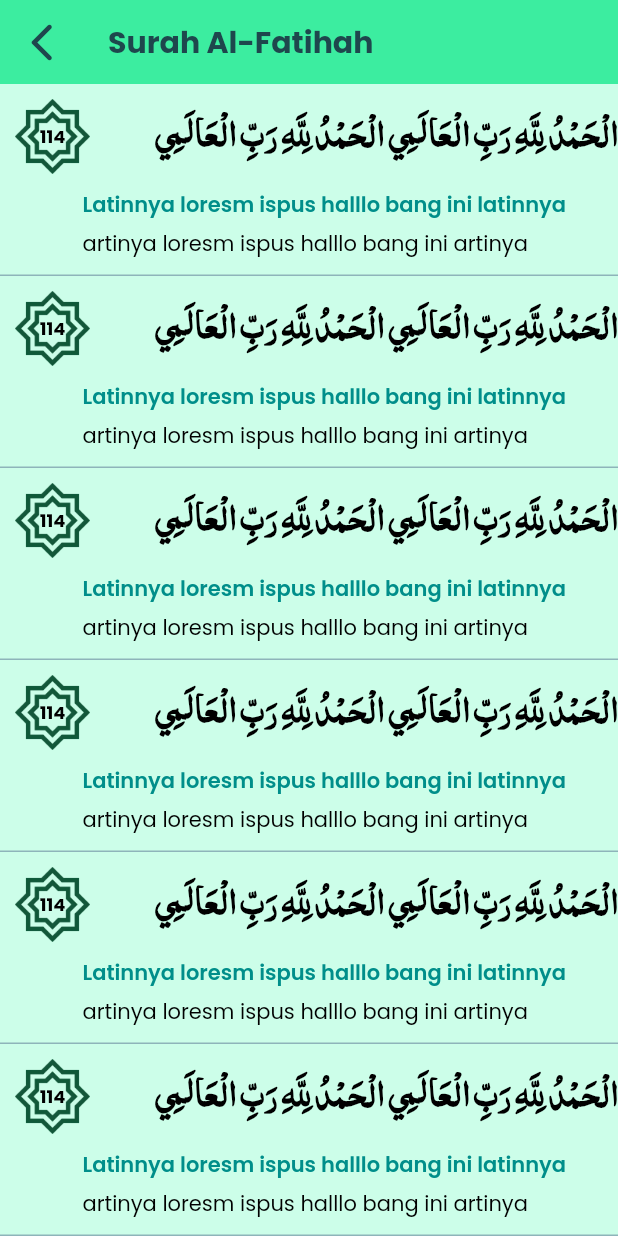
After one commit to zakoraa/AlQuran-App, a Flutter app: the SurahDetailView screen opened directly, on a phone screen of 412 x 824 dp. The commit adds this screen. Run offline on Flutter 3.47's test engine with Material 2 defaults, Android fonts, the phone set to English and light mode, and no system bars; our stand-ins replace get, lottie; network calls fail.

Commit message:
add surah detail page

```diff
--- a/lib/theme/color.dart
+++ b/lib/theme/color.dart
@@ -6,5 +6,5 @@ class CustomColor {
   static const textPrimaryColor = Color(0xFF1E474D);
   static const textsecondaryColor = Color.fromARGB(255, 133, 133, 133);
   static const secondaryVariantColor = Color(0xFF15593C);
-  static const shadowColor = Color.fromARGB(255, 199, 199, 199);
+  static const shadowColor = Color.fromARGB(255, 207, 207, 207);
 }
--- a/lib/view/surah.dart
+++ b/lib/view/surah.dart
@@ -37,7 +37,7 @@ class SurahView extends StatelessWidget {
                         onTap: () => Get.back(),
                         child: const Icon(
                           Icons.arrow_back_ios_new_rounded,
-                          size: 35,
+                          size: 30,
                           color: CustomColor.textPrimaryColor,
                         ),
                       ),
--- /dev/null
+++ b/lib/view/surah_detail.dart
@@ -0,0 +1,40 @@
+import 'package:al_quran/theme/color.dart';
+import 'package:al_quran/widget/global/ayat_list.dart';
+import 'package:flutter/material.dart';
+import 'package:get/get.dart';
+
+class SurahDetailView extends StatelessWidget {
+  const SurahDetailView({super.key});
+
+  @override
+  Widget build(BuildContext context) {
+    return Scaffold(
+      resizeToAvoidBottomInset: false,
+      backgroundColor: const Color.fromARGB(255, 204, 254, 233),
+      appBar: AppBar(
+        automaticallyImplyLeading: false,
+        title: Text(
+          "Surah Al-Fatihah",
+          style: Theme.of(context)
+              .textTheme
+              .bodyLarge!
+              .copyWith(color: CustomColor.textPrimaryColor, fontSize: 20),
+        ),
+        leading: GestureDetector(
+          onTap: () => Get.back(),
+          child: const Icon(
+            Icons.arrow_back_ios_new_rounded,
+            size: 30,
+            color: CustomColor.textPrimaryColor,
+          ),
+        ),
+      ),
+      body: ListView.builder(
+        shrinkWrap: true,
+        physics: const BouncingScrollPhysics(),
+        itemCount: 20,
+        itemBuilder: (context, index) => const AyatList(),
+      ),
+    );
+  }
+}
--- /dev/null
+++ b/lib/widget/global/ayat_list.dart
@@ -0,0 +1,102 @@
+import 'package:flutter/material.dart';
+import 'package:get/get.dart';
+
+import '../../theme/color.dart';
+
+class AyatList extends StatelessWidget {
+  const AyatList({super.key});
+
+  @override
+  Widget build(BuildContext context) {
+    return Column(
+      crossAxisAlignment: CrossAxisAlignment.start,
+      children: [
+        Padding(
+          padding: const EdgeInsets.only(top: 10),
+          child: Row(
+            mainAxisAlignment: MainAxisAlignment.start,
+            crossAxisAlignment: CrossAxisAlignment.start,
+            children: [
+              Align(
+                alignment: Alignment.topCenter,
+                child: Container(
+                  margin: const EdgeInsets.only(right: 15, left: 10),
+                  height: 50,
+                  width: 50,
+                  child: Stack(
+                    alignment: Alignment.topCenter,
+                    children: [
+                      Image.asset(
+                        "assets/bg_number.png",
+                        fit: BoxFit.contain,
+                        width: 50,
+                      ),
+                      Center(
+                        child: Text(
+                          "114",
+                          style: Theme.of(context)
+                              .textTheme
+                              .bodyLarge!
+                              .copyWith(fontSize: 12),
+                        ),
+                      ),
+                    ],
+                  ),
+                ),
+              ),
+              Expanded(
+                child: Align(
+                  alignment: Alignment.centerRight,
+                  child: Text(
+                    "الْحَمْدُ لِلَّهِ رَبِّ الْعَالَمِي الْحَمْدُ لِلَّهِ رَبِّ الْعَالَمِي",
+                    style: Theme.of(context)
+                        .textTheme
+                        .bodyMedium!
+                        .copyWith(fontFamily: "Arab", fontSize: 25),
+                    textAlign: TextAlign.end,
+                  ),
+                ),
+              )
+            ],
+          ),
+        ),
+        const SizedBox(
+          height: 10,
+        ),
+        Padding(
+          padding: const EdgeInsets.only(left: 55, right: 10),
+          child: Column(
+            crossAxisAlignment: CrossAxisAlignment.start,
+            children: [
+              Text(
+                "Latinnya loresm ispus halllo bang ini latinnya",
+                style: Theme.of(context)
+                    .textTheme
+                    .bodyMedium!
+                    .copyWith(color: CustomColor.secondaryColor, fontSize: 14),
+              ),
+              const SizedBox(
+                height: 5,
+              ),
+              Text(
+                "artinya loresm ispus halllo bang ini artinya",
+                style: Theme.of(context)
+                    .textTheme
+                    .bodySmall!
+                    .copyWith(fontSize: 14),
+              ),
+            ],
+          ),
+        ),
+        const SizedBox(
+          height: 10,
+        ),
+        Container(
+          height: 1,
+          width: Get.width,
+          color: const Color.fromARGB(255, 142, 180, 186),
+        ),
+      ],
+    );
+  }
+}
--- a/lib/widget/global/surah_list.dart
+++ b/lib/widget/global/surah_list.dart
@@ -1,3 +1,4 @@
+import 'package:al_quran/view/surah_detail.dart';
 import 'package:flutter/material.dart';
 import 'package:get/get.dart';
 
@@ -11,12 +12,16 @@ class SurahList extends StatelessWidget {
   final List<AlQuran> items;
   @override
   Widget build(BuildContext context) {
-    return Column(
+    return GestureDetector(
+      onTap: () => Get.to(() => const SurahDetailView(),
+          transition: Transition.rightToLeft),
+      child: Column(
         children: [
           Row(
             children: [
               Container(
-              padding: const EdgeInsets.symmetric(vertical: 20, horizontal: 10),
+                padding:
+                    const EdgeInsets.symmetric(vertical: 20, horizontal: 10),
                 height: 100,
                 child: Align(
                   alignment: Alignment.centerLeft,
@@ -75,15 +80,13 @@ class SurahList extends StatelessWidget {
               ))
             ],
           ),
-        Padding(
-          padding: const EdgeInsets.symmetric(horizontal: 0.0),
-          child: Container(
+          Container(
             height: 1,
             width: Get.width,
             color: const Color.fromARGB(255, 142, 180, 186),
-          ),
           )
         ],
+      ),
     );
   }
 }
```
Lines whose indentation alone changed are shown as unchanged.
